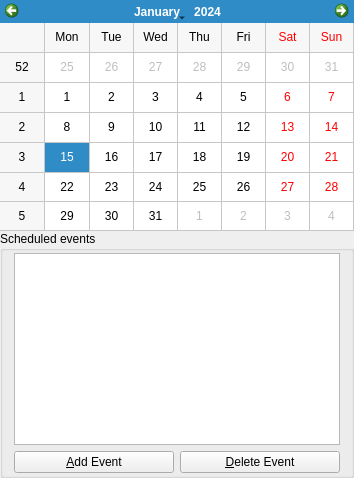
First picture: the form in src/schedulewidget.ui, repository BackupTheBerlios/tinyorganizer, before the edit.
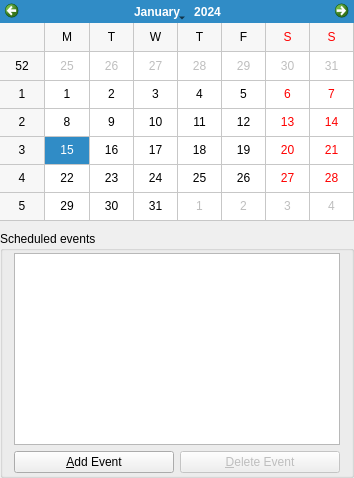
Second picture: the form after the edit.

Commit message: added doxyfile, .hgignore basic calendar-core implementation, added recurrence first action in UI implemented

What changed in the file:
```diff
--- a/src/schedulewidget.ui
+++ b/src/schedulewidget.ui
@@ -1,6 +1,9 @@
 <ui version="4.0" >
  <class>ScheduleWidgetClass</class>
  <widget class="QWidget" name="ScheduleWidgetClass" >
+  <property name="enabled" >
+   <bool>true</bool>
+  </property>
   <property name="geometry" >
    <rect>
     <x>0</x>
@@ -11,20 +14,23 @@
   </property>
   <property name="minimumSize" >
    <size>
-    <width>354</width>
-    <height>478</height>
+    <width>0</width>
+    <height>0</height>
    </size>
   </property>
   <property name="windowTitle" >
    <string>ScheduleWidget</string>
   </property>
   <layout class="QGridLayout" name="gridLayout" >
+   <property name="horizontalSpacing" >
+    <number>2</number>
+   </property>
+   <property name="verticalSpacing" >
+    <number>10</number>
+   </property>
    <property name="margin" >
     <number>0</number>
    </property>
-   <property name="spacing" >
-    <number>0</number>
-   </property>
    <item row="0" column="0" >
     <widget class="QCalendarWidget" name="calendarWidget" >
      <property name="contextMenuPolicy" >
@@ -36,6 +42,18 @@
      <property name="gridVisible" >
       <bool>true</bool>
      </property>
+     <property name="horizontalHeaderFormat" >
+      <enum>QCalendarWidget::SingleLetterDayNames</enum>
+     </property>
+     <property name="verticalHeaderFormat" >
+      <enum>QCalendarWidget::ISOWeekNumbers</enum>
+     </property>
+     <property name="navigationBarVisible" >
+      <bool>true</bool>
+     </property>
+     <property name="dateEditEnabled" >
+      <bool>true</bool>
+     </property>
     </widget>
    </item>
    <item row="1" column="0" >
@@ -74,6 +92,9 @@
         </item>
         <item>
          <widget class="QPushButton" name="buttonDeleteEvent" >
+          <property name="enabled" >
+           <bool>false</bool>
+          </property>
           <property name="text" >
            <string>&amp;Delete Event</string>
           </property>
```
Left out of the diff: 9 changed lines with no effect on the pictures. The commit also changes 19 other files.
